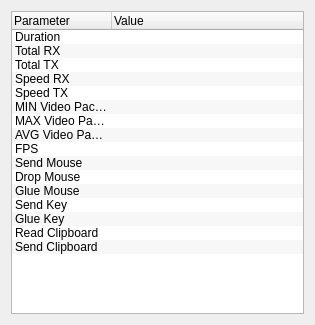
Above: source/client/ui/statistics_dialog.ui from dchapyshev/aspia before the change. Below: the same form after it.
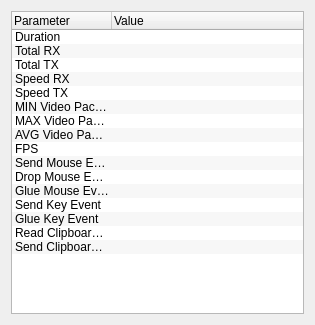
That is the form after the change.

The edit to the form file:
```diff
--- a/source/client/ui/statistics_dialog.ui
+++ b/source/client/ui/statistics_dialog.ui
@@ -88,37 +88,37 @@
      </item>
      <item>
       <property name="text">
-       <string notr="true">Send Mouse</string>
+       <string notr="true">Send Mouse Event</string>
       </property>
      </item>
      <item>
       <property name="text">
-       <string notr="true">Drop Mouse</string>
+       <string notr="true">Drop Mouse Event</string>
       </property>
      </item>
      <item>
       <property name="text">
-       <string notr="true">Glue Mouse</string>
+       <string notr="true">Glue Mouse Event</string>
       </property>
      </item>
      <item>
       <property name="text">
-       <string notr="true">Send Key</string>
+       <string notr="true">Send Key Event</string>
       </property>
      </item>
      <item>
       <property name="text">
-       <string notr="true">Glue Key</string>
+       <string notr="true">Glue Key Event</string>
       </property>
      </item>
      <item>
       <property name="text">
-       <string notr="true">Read Clipboard</string>
+       <string notr="true">Read Clipboard Event</string>
       </property>
      </item>
      <item>
       <property name="text">
-       <string notr="true">Send Clipboard</string>
+       <string notr="true">Send Clipboard Event</string>
       </property>
      </item>
     </widget>
```
